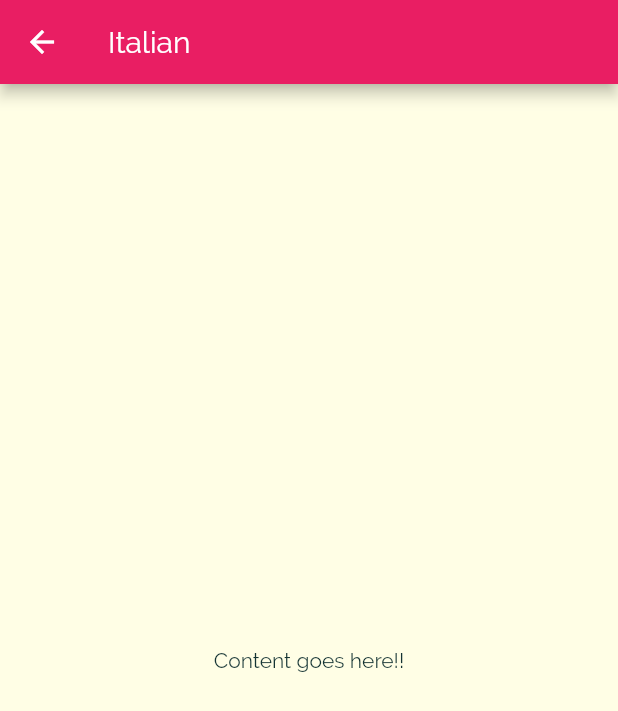
After one commit to HusenAnsari/Meals, a Flutter app: the screen it shows after launch, after a tap on "Italian", on a phone screen of 412 x 824 dp. The commit adds this screen. Shown: the top 711 px of the screen. Run offline on Flutter 3.47's test engine with Material 2 defaults, Android fonts, the phone set to English and light mode, and no system bars.

Commit message:
Pass Data Using Constructor

```diff
--- a/lib/categories_screen.dart
+++ b/lib/categories_screen.dart
@@ -15,6 +15,7 @@ class CategoriesScreen extends StatelessWidget {
         children: DUMMY_CATEGORIES
             .map(
               (category) => CategoryItem(
+                category.id,
                 category.title,
                 category.color,
               ),
--- a/lib/category_item.dart
+++ b/lib/category_item.dart
@@ -1,14 +1,28 @@
+import 'package:flutter/cupertino.dart';
 import 'package:flutter/material.dart';
+import 'package:mealsapp/category_meals_screen.dart';
 
 class CategoryItem extends StatelessWidget {
+  final String id;
   final String title;
   final Color color;
 
-  CategoryItem(this.title, this.color);
+  CategoryItem(this.id, this.title, this.color);
+
+  void selectedCategory(BuildContext context) {
+    // CupertinoPageRoute - is use in iOS.
+    Navigator.of(context).push(MaterialPageRoute(builder: (context) {
+      return CategoryMealsScreen(id, title);
+    }));
+  }
 
   @override
   Widget build(BuildContext context) {
-    return Container(
+    return InkWell(
+      onTap: () => selectedCategory(context),
+      splashColor: Theme.of(context).primaryColor,
+      borderRadius: BorderRadius.circular(15),
+      child: Container(
         padding: const EdgeInsets.all(15),
         child: Text(
           title,
@@ -25,6 +39,7 @@ class CategoryItem extends StatelessWidget {
           ),
           borderRadius: BorderRadius.circular(15),
         ),
+      ),
     );
   }
 }
--- /dev/null
+++ b/lib/category_meals_screen.dart
@@ -0,0 +1,20 @@
+import 'package:flutter/material.dart';
+
+class CategoryMealsScreen extends StatelessWidget {
+  final String categoryId;
+  final String categoryTitle;
+
+  CategoryMealsScreen(this.categoryId, this.categoryTitle);
+
+  @override
+  Widget build(BuildContext context) {
+    return Scaffold(
+      appBar: AppBar(
+        title: Text(categoryTitle),
+      ),
+      body: Center(
+        child: Text('Content goes here!!'),
+      ),
+    );
+  }
+}
```
Lines whose indentation alone changed are shown as unchanged.
